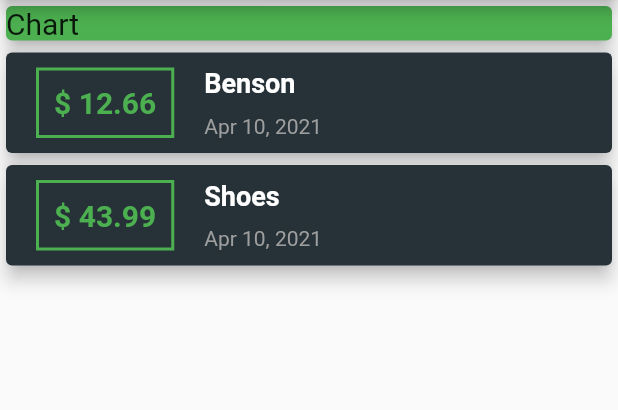
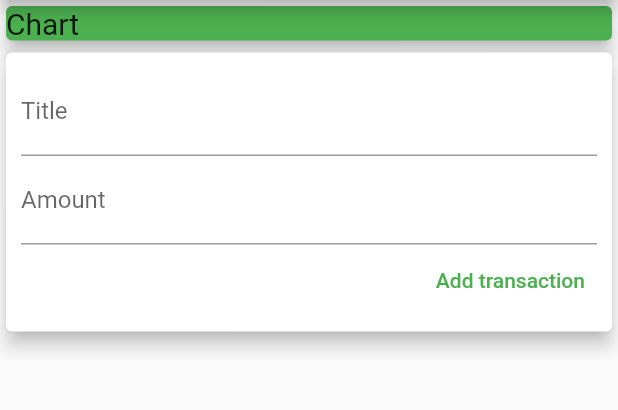
Before and after one commit to m-tanik/flutter-expense-app, a Flutter app: the screen it shows after launch, on a phone screen of 412 x 824 dp, the part 84-494 px from its top. Run offline on Flutter 3.47's test engine with Material 2 defaults, Android fonts, the phone set to English and light mode, and no system bars.

Commit message:
added transaction functionality

```diff
--- a/lib/main.dart
+++ b/lib/main.dart
@@ -1,26 +1,13 @@
 import 'package:expense_app/models/transaction.dart';
+import 'package:expense_app/widgets/user_transaction.dart';
 import 'package:flutter/material.dart';
-import 'package:intl/intl.dart';
 
 void main() {
   runApp(MyApp());
 }
 
 class MyApp extends StatelessWidget {
-  final List<Transaction> transactions = [
-    Transaction(
-      id: '01',
-      amount: 12.66,
-      title: 'Benson',
-      date: DateTime.now(),
-    ),
-    Transaction(
-      id: '01',
-      amount: 43.99,
-      title: 'Shoes',
-      date: DateTime.now(),
-    ),
-  ];
+  final List<Transaction> transactions = [];
   @override
   Widget build(BuildContext context) {
     return MaterialApp(
@@ -29,7 +16,7 @@ class MyApp extends StatelessWidget {
           title: Text('Daily Expense'),
         ),
         body: Container(
-          child: Column(
+          child: ListView(
             children: [
               Container(
                 width: double.infinity,
@@ -44,59 +31,7 @@ class MyApp extends StatelessWidget {
                   ),
                 ),
               ),
-              Column(
-                children: transactions.map((tx) {
-                  return Card(
-                    color: Colors.blueGrey[900],
-                    elevation: 5,
-                    child: Row(
-                      children: [
-                        Container(
-                          child: Text(
-                            '\$ ${tx.amount}',
-                            style: TextStyle(
-                              fontSize: 20,
-                              fontWeight: FontWeight.bold,
-                              color: Colors.green,
-                            ),
-                          ),
-                          margin: EdgeInsets.symmetric(
-                              vertical: 10, horizontal: 20),
-                          decoration: BoxDecoration(
-                            border: Border.all(
-                              width: 2,
-                              color: Colors.green,
-                            ),
-                          ),
-                          padding: EdgeInsets.all(10),
-                        ),
-                        Column(
-                          crossAxisAlignment: CrossAxisAlignment.start,
-                          children: [
-                            Text(
-                              tx.title,
-                              style: TextStyle(
-                                fontSize: 18,
-                                fontWeight: FontWeight.bold,
-                                color: Colors.white,
-                              ),
-                            ),
-                            Divider(
-                              height: 10,
-                            ),
-                            Text(
-                              DateFormat.yMMMd().format(tx.date),
-                              style: TextStyle(
-                                color: Colors.grey,
-                              ),
-                            ),
-                          ],
-                        ),
-                      ],
-                    ),
-                  );
-                }).toList(),
-              ),
+              UserTransactions(),
             ],
           ),
         ),
--- /dev/null
+++ b/lib/widgets/new_transaction.dart
@@ -0,0 +1,41 @@
+import 'package:flutter/material.dart';
+
+class NewTransaction extends StatelessWidget {
+  final titleController = TextEditingController();
+  final amountController = TextEditingController();
+  final Function addTransaction;
+
+  NewTransaction(this.addTransaction);
+  @override
+  Widget build(BuildContext context) {
+    return Card(
+      elevation: 5,
+      child: Container(
+        padding: EdgeInsets.all(10),
+        child: Column(
+          crossAxisAlignment: CrossAxisAlignment.end,
+          children: [
+            TextField(
+              decoration: InputDecoration(labelText: 'Title'),
+              controller: titleController,
+            ),
+            TextField(
+              decoration: InputDecoration(labelText: 'Amount'),
+              controller: amountController,
+            ),
+            TextButton(
+              onPressed: () {
+                addTransaction(
+                  titleController.text,
+                  double.parse(amountController.text),
+                );
+              },
+              child: Text('Add transaction'),
+              style: TextButton.styleFrom(primary: Colors.green),
+            )
+          ],
+        ),
+      ),
+    );
+  }
+}
--- a/lib/widgets/transaction_list.dart
+++ b/lib/widgets/transaction_list.dart
@@ -0,0 +1,64 @@
+import 'package:expense_app/models/transaction.dart';
+import 'package:flutter/material.dart';
+import 'package:intl/intl.dart';
+
+class TransactionList extends StatelessWidget {
+  final List<Transaction> transactions;
+  TransactionList(this.transactions);
+
+  @override
+  Widget build(BuildContext context) {
+    return Column(
+      children: transactions.map((tx) {
+        return Card(
+          color: Colors.blueGrey[900],
+          elevation: 5,
+          child: Row(
+            children: [
+              Container(
+                child: Text(
+                  '\$ ${tx.amount}',
+                  style: TextStyle(
+                    fontSize: 20,
+                    fontWeight: FontWeight.bold,
+                    color: Colors.green,
+                  ),
+                ),
+                margin: EdgeInsets.symmetric(vertical: 10, horizontal: 20),
+                decoration: BoxDecoration(
+                  border: Border.all(
+                    width: 2,
+                    color: Colors.green,
+                  ),
+                ),
+                padding: EdgeInsets.all(10),
+              ),
+              Column(
+                crossAxisAlignment: CrossAxisAlignment.start,
+                children: [
+                  Text(
+                    tx.title,
+                    style: TextStyle(
+                      fontSize: 18,
+                      fontWeight: FontWeight.bold,
+                      color: Colors.white,
+                    ),
+                  ),
+                  Divider(
+                    height: 10,
+                  ),
+                  Text(
+                    DateFormat.yMMMd().format(tx.date),
+                    style: TextStyle(
+                      color: Colors.grey,
+                    ),
+                  ),
+                ],
+              ),
+            ],
+          ),
+        );
+      }).toList(),
+    );
+  }
+}
--- /dev/null
+++ b/lib/widgets/user_transaction.dart
@@ -0,0 +1,39 @@
+import 'package:flutter/material.dart';
+import 'package:expense_app/models/transaction.dart';
+
+import '../widgets/new_transaction.dart';
+import '../widgets/transaction_list.dart';
+
+class UserTransactions extends StatefulWidget {
+  @override
+  _UserTransactionsState createState() => _UserTransactionsState();
+}
+
+class _UserTransactionsState extends State<UserTransactions> {
+  final List<Transaction> _usertransaction = [];
+
+  void _addNewTransaction(String txTitle, double txAmount) {
+    final newTx = Transaction(
+      id: DateTime.now().toString(),
+      amount: txAmount,
+      title: txTitle,
+      date: DateTime.now(),
+    );
+
+    setState(() {
+      _usertransaction.add(newTx);
+    });
+  }
+
+  @override
+  Widget build(BuildContext context) {
+    return Column(
+      children: [
+        NewTransaction(
+          _addNewTransaction,
+        ),
+        TransactionList(_usertransaction),
+      ],
+    );
+  }
+}
```
